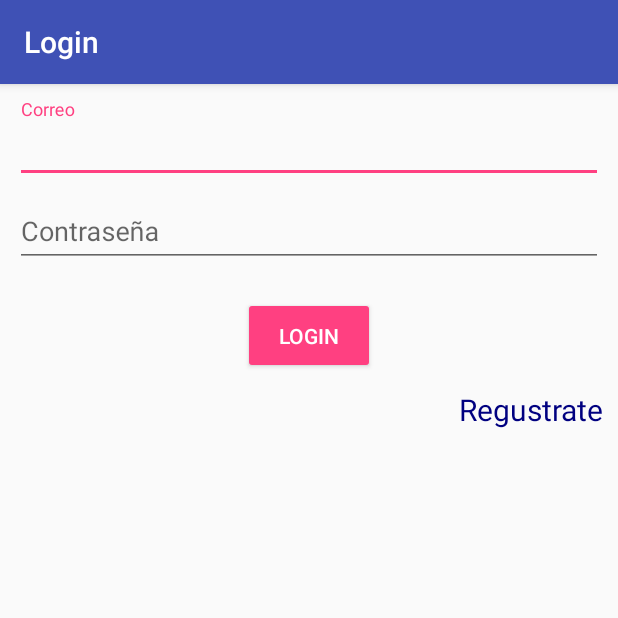
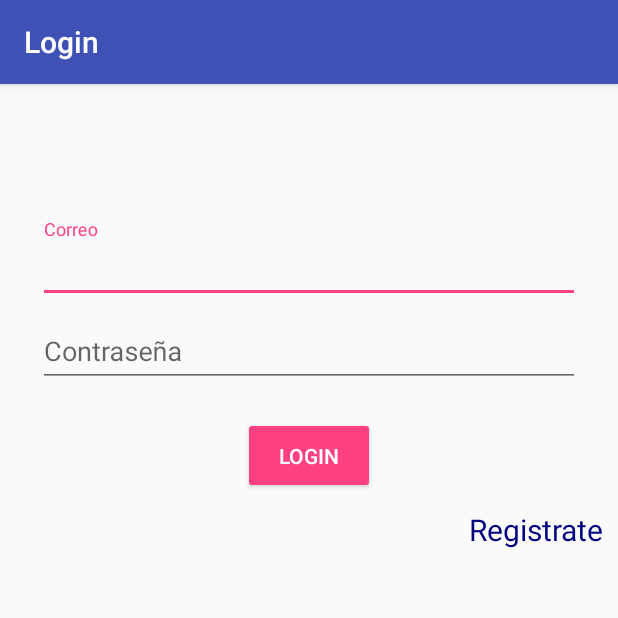
Before and after one commit to rafaelpedrajas/UCar, an Android app: the Login screen opened directly, with no data from a screen before it, on a phone screen of 412 x 824 dp, the top half of it. Run offline under Robolectric (Android 15) with nearby library versions, the phone set to English and light mode, and no system bars; our stand-ins replace Volley; network calls fail.

Commit message:
Volver resgitro y centrar Login

```diff
--- a/app/src/main/AndroidManifest.xml
+++ b/app/src/main/AndroidManifest.xml
@@ -53,7 +53,8 @@
         <activity
             android:name=".Registro"
             android:label="Regsitro"
-            android:screenOrientation="portrait">
+            android:screenOrientation="portrait"
+            android:theme="@style/AppTheme.NoActionBar">
         </activity>
         <activity android:name=".Ayuda"
                   android:label="Ayuda"
--- a/app/src/main/res/layout/activity_contacto.xml
+++ b/app/src/main/res/layout/activity_contacto.xml
@@ -7,9 +7,7 @@
     android:layout_width="match_parent"
     android:layout_height="match_parent">
 
-    <LinearLayout xmlns:android="http://schemas.android.com/apk/res/android"
-                  xmlns:app="http://schemas.android.com/apk/res-auto"
-                  xmlns:tools="http://schemas.android.com/tools"
+    <LinearLayout
                   android:layout_width="match_parent"
                   android:layout_height="match_parent"
                   android:orientation="vertical">
--- a/app/src/main/res/layout/activity_login.xml
+++ b/app/src/main/res/layout/activity_login.xml
@@ -1,15 +1,31 @@
 <?xml version="1.0" encoding="utf-8"?>
-<LinearLayout xmlns:android="http://schemas.android.com/apk/res/android"
+
+<ScrollView
+    xmlns:android="http://schemas.android.com/apk/res/android"
     xmlns:tools="http://schemas.android.com/tools"
+    xmlns:app="http://schemas.android.com/apk/res-auto"
+    android:layout_width="match_parent"
+    android:layout_height="match_parent">
+
+<LinearLayout
     android:layout_width="match_parent"
     android:layout_height="match_parent"
     android:orientation="vertical"
     android:padding="10dip">
 
+    <LinearLayout
+        android:layout_width="match_parent"
+        android:layout_height="match_parent"
+        android:orientation="vertical"
+        android:layout_marginTop="80dp"
+        android:gravity="center">
+
         <android.support.design.widget.TextInputLayout
             android:id="@+id/tILCorreo"
             android:layout_width="match_parent"
             android:layout_height="wrap_content"
+            android:paddingRight="15dp"
+            android:paddingLeft="15dp"
             android:hint="Correo">
 
             <android.support.design.widget.TextInputEditText
@@ -24,6 +40,8 @@
             android:id="@+id/tILPass"
             android:layout_width="match_parent"
             android:layout_height="wrap_content"
+            android:paddingRight="15dp"
+            android:paddingLeft="15dp"
             android:hint="Contraseña">
 
             <android.support.design.widget.TextInputEditText
@@ -51,9 +69,15 @@
             android:layout_width="match_parent"
             android:layout_height="wrap_content"
             android:paddingTop="10dp"
-        android:text="Regustrate"
+            android:text="Registrate"
             android:textAlignment="viewEnd"
             android:textSize="20sp"
             android:textColor="#000080"/>
 
+
     </LinearLayout>
+
+
+</LinearLayout>
+
+</ScrollView>
```
Also changed, not shown: app/src/main/java/com/rafaelpedrajas/ucar/Registro.java (+17 -1 lines), app/src/main/res/layout/activity_perfil.xml (+5 -6 lines), app/src/main/res/layout/activity_registro.xml (+85 -0 lines). Lines whose indentation alone changed are shown as unchanged.
